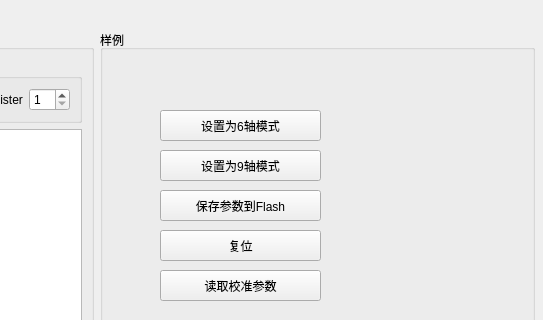
dongFangTuring/CHCenter, file CHFirmwareUpdater/mdbus_dialog.ui: the form before one commit; both pictures show x 416 to 959 and y 0 to 320 of the 959 by 595 pixel window.
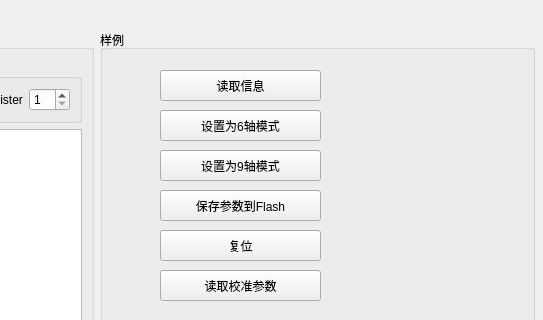
The form after the commit.

Commit message: add more mdbus example

Diff of the .ui file:
```diff
--- a/CHFirmwareUpdater/mdbus_dialog.ui
+++ b/CHFirmwareUpdater/mdbus_dialog.ui
@@ -248,6 +248,19 @@
         <string>TextLabel</string>
        </property>
       </widget>
+      <widget class="QPushButton" name="btn_read_info">
+       <property name="geometry">
+        <rect>
+         <x>60</x>
+         <y>40</y>
+         <width>161</width>
+         <height>31</height>
+        </rect>
+       </property>
+       <property name="text">
+        <string>读取信息</string>
+       </property>
+      </widget>
      </widget>
     </item>
    </layout>
```
The commit also changes 2 other files.
